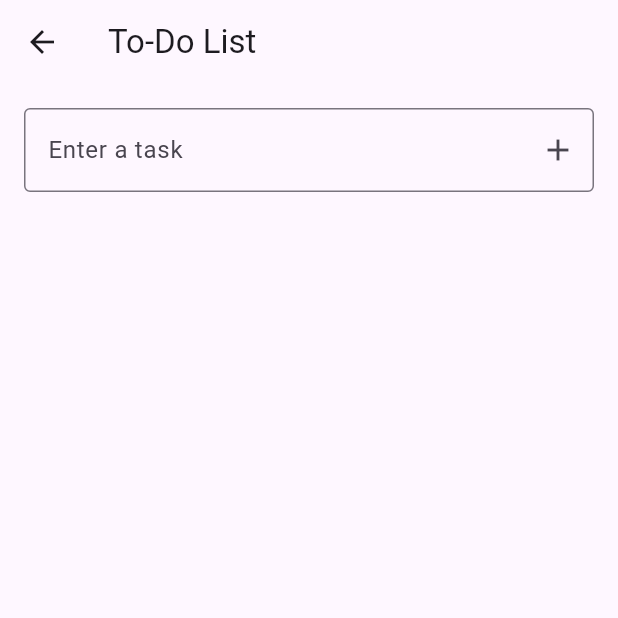
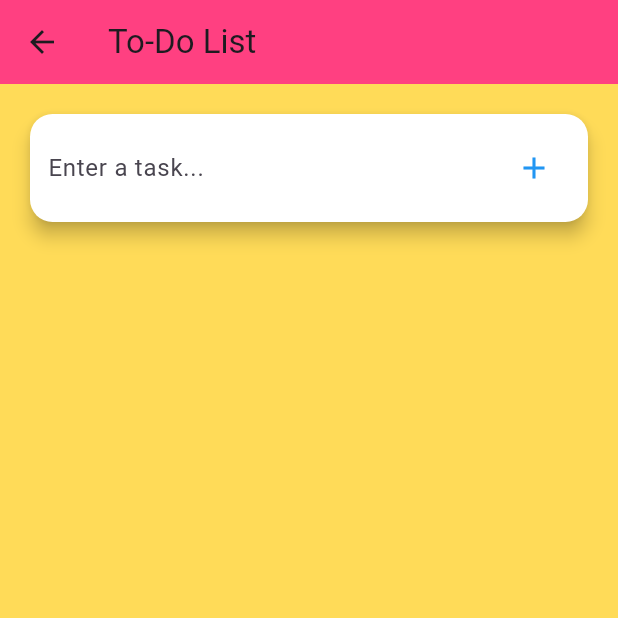
Before and after one commit to lprest/ToDoListApp, a Flutter app: the screen it shows after launch, after a tap on "To Do List", on a phone screen of 412 x 824 dp, the top half of it. Run offline on Flutter 3.47's test engine with Material 3 defaults, Android fonts, the phone set to English and light mode, and no system bars; our stand-ins replace shared_preferences.

Commit message:
Final update

```diff
--- a/lib/main.dart
+++ b/lib/main.dart
@@ -1,4 +1,6 @@
 import 'package:flutter/material.dart';
+import 'package:shared_preferences/shared_preferences.dart';
+import 'dart:convert';
 
 void main() {
   runApp(const MyApp());
@@ -57,10 +59,9 @@ class HomePage extends StatelessWidget {
     );
   }
 
-  // Extracted Title Widget
   Widget _buildTitle() {
     return const Text(
-      'Title Page',
+      'Welcome to my To Do list app!',
       style: TextStyle(
         fontSize: 28,
         fontWeight: FontWeight.bold,
@@ -111,7 +112,7 @@ class HomePage extends StatelessWidget {
             Padding(
               padding: EdgeInsets.all(10.0),
               child: Text(
-                'This is my first Flutter app. It is a little rough at the moment but it is a starting place.',
+                'This is my first Flutter app. It is a little rough at the moment but it is a starting place. Currently I have a home page (which you are currently on) and a to do list page that will allow you to make a to do list.',
                 textAlign: TextAlign.center,
                 style: TextStyle(fontSize: 16),
               ),
@@ -140,6 +141,7 @@ class _ToDoPageState extends State<ToDoPage> {
         _tasks.add({'title': _taskController.text, 'done': false});
         _taskController.clear();
       });
+      _saveTasks();
     }
   }
 
@@ -147,30 +149,73 @@ class _ToDoPageState extends State<ToDoPage> {
     setState(() {
       _tasks[index]['done'] = !_tasks[index]['done'];
     });
+    _saveTasks();
+  }
+
+  @override
+  void initState() {
+    super.initState();
+    _loadTasks();
+  }
+
+  Future<void> _loadTasks() async {
+    final prefs = await SharedPreferences.getInstance();
+    final String? tasksString = prefs.getString('tasks');
+    if (tasksString != null) {
+      setState(() {
+        _tasks = List<Map<String, dynamic>>.from(json.decode(tasksString));
+      });
+    }
+  }
+
+  Future<void> _saveTasks() async {
+    final prefs = await SharedPreferences.getInstance();
+    final String tasksString = json.encode(_tasks);
+    await prefs.setString('tasks', tasksString);
   }
 
   void _deleteTask(int index) {
     setState(() {
       _tasks.removeAt(index);
     });
+    _saveTasks();
   }
 
   @override
   Widget build(BuildContext context) {
     return Scaffold(
-      appBar: AppBar(title: const Text('To-Do List')),
+      appBar: AppBar(title: const Text('To-Do List'),
+        backgroundColor: Colors.pinkAccent,
+      ),
+      backgroundColor: const Color(0xFFFFDB58), // Mustard yellow background
       body: Padding(
-        padding: const EdgeInsets.all(16.0),
+      padding: const EdgeInsets.all(16.0),
         child: Column(
           children: [
-            TextField(
-              controller: _taskController,
-              decoration: InputDecoration(
-                labelText: 'Enter a task',
-                border: OutlineInputBorder(),
-                suffixIcon: IconButton(
-                  icon: const Icon(Icons.add),
-                  onPressed: _addTask,
+            Card(
+              color: Colors.white, // Background color for contrast
+              elevation: 5, // Shadow effect
+              shape: RoundedRectangleBorder(
+                borderRadius: BorderRadius.circular(15),
+              ),
+              child: Padding(
+                padding: const EdgeInsets.all(12.0),
+                child: Row(
+                  children: [
+                    Expanded(
+                      child: TextField(
+                        controller: _taskController,
+                        decoration: InputDecoration(
+                          hintText: 'Enter a task...',
+                          border: InputBorder.none, // Remove default border for cleaner look
+                        ),
+                      ),
+                    ),
+                    IconButton(
+                      icon: const Icon(Icons.add, color: Colors.blue),
+                      onPressed: _addTask,
+                    ),
+                  ],
                 ),
               ),
             ),
--- a/pubspec.yaml
+++ b/pubspec.yaml
@@ -34,6 +34,7 @@ dependencies:
   # The following adds the Cupertino Icons font to your application.
   # Use with the CupertinoIcons class for iOS style icons.
   cupertino_icons: ^1.0.8
+  shared_preferences: ^2.2.2
 
 dev_dependencies:
   flutter_test:
```
Also changed, not shown: pubspec.lock, 1 other file.
